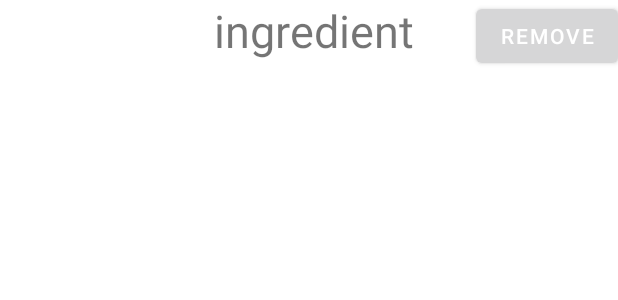
After one commit to vishu1801/Recipe-Book, an Android app: the layout ingredient_item_list_for_pantry.xml on its own in the app's theme, with its tools: preview values and no code run, on a phone screen of 412 x 824 dp. The commit adds this screen. Shown: the top 300 px of the screen. Run offline under Robolectric (Android 15) with nearby library versions, the phone set to English and light mode, and no system bars.

Commit message:
your ingredient commit

```diff
--- /dev/null
+++ b/app/src/main/res/layout/ingredient_item_list_for_pantry.xml
@@ -0,0 +1,30 @@
+<?xml version="1.0" encoding="utf-8"?>
+<RelativeLayout
+    xmlns:android="http://schemas.android.com/apk/res/android"
+    android:layout_width="match_parent"
+    android:layout_height="match_parent">
+
+    <ImageView
+        android:layout_width="100dp"
+        android:layout_height="100dp"
+        android:id="@+id/ingredient_image_for_pantry"
+        android:layout_alignParentLeft="true" />
+    <TextView
+        android:layout_width="wrap_content"
+        android:layout_height="wrap_content"
+        android:text="ingredient"
+        android:layout_toEndOf="@+id/ingredient_image_for_pantry"
+        android:layout_toStartOf="@+id/remove_ingredient"
+        android:id="@+id/ingredient_name_for_pantry"
+        android:layout_centerHorizontal="true"
+        android:gravity="center"
+        android:textSize="30sp"/>
+    <Button
+        android:layout_width="wrap_content"
+        android:layout_height="wrap_content"
+        android:id="@+id/remove_ingredient"
+        android:layout_alignParentRight="true"
+        android:text="Remove"
+        />
+
+</RelativeLayout>
```
Also changed, not shown: app/src/main/java/com/example/myapplication/Custom_Adapter/Ingredient_lis_for_pantry_adapter.java (added, +50 -0 lines), app/src/main/java/com/example/myapplication/Custom_Adapter/Ingredient_list_for_search_adapter.java (+0 -17 lines), app/src/main/java/com/example/myapplication/Fragment/SearchByIngredientsFragment.java (+54 -2 lines), app/src/main/res/layout/fragment_search.xml (+8 -0 lines).
